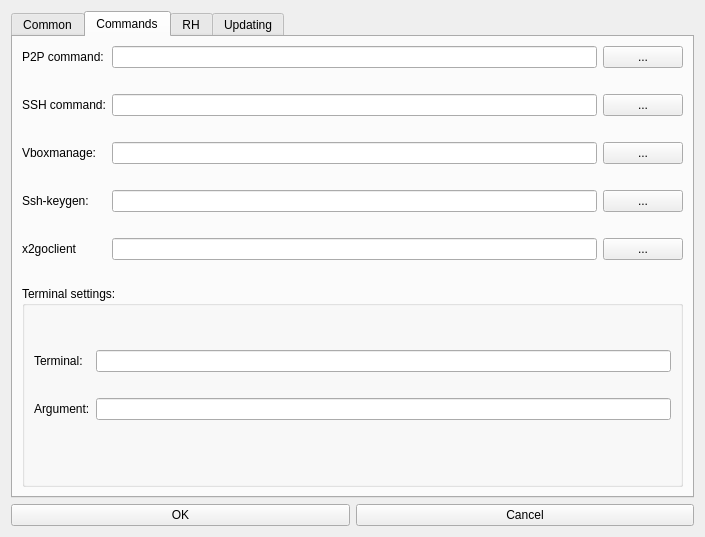
Before: the Qt Designer form hub/forms/DlgSettings.ui in subutai-io/control-center, drawn with Qt 5.
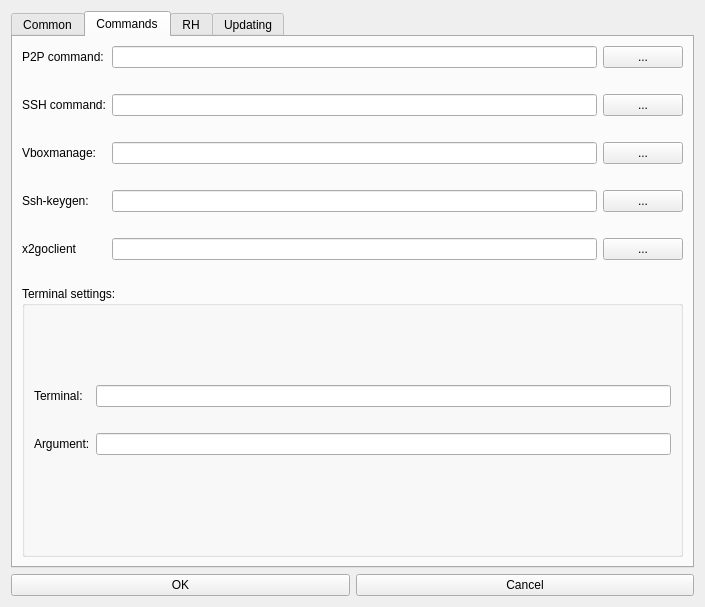
After: the same form once the commit is applied. Icons and pictures are not drawn.

Patch:
```diff
--- a/hub/forms/DlgSettings.ui
+++ b/hub/forms/DlgSettings.ui
@@ -7,7 +7,7 @@
     <x>0</x>
     <y>0</y>
     <width>705</width>
-    <height>537</height>
+    <height>607</height>
    </rect>
   </property>
   <property name="windowTitle">
```
Left out of the diff: 3 changed lines with no effect on the pictures.
